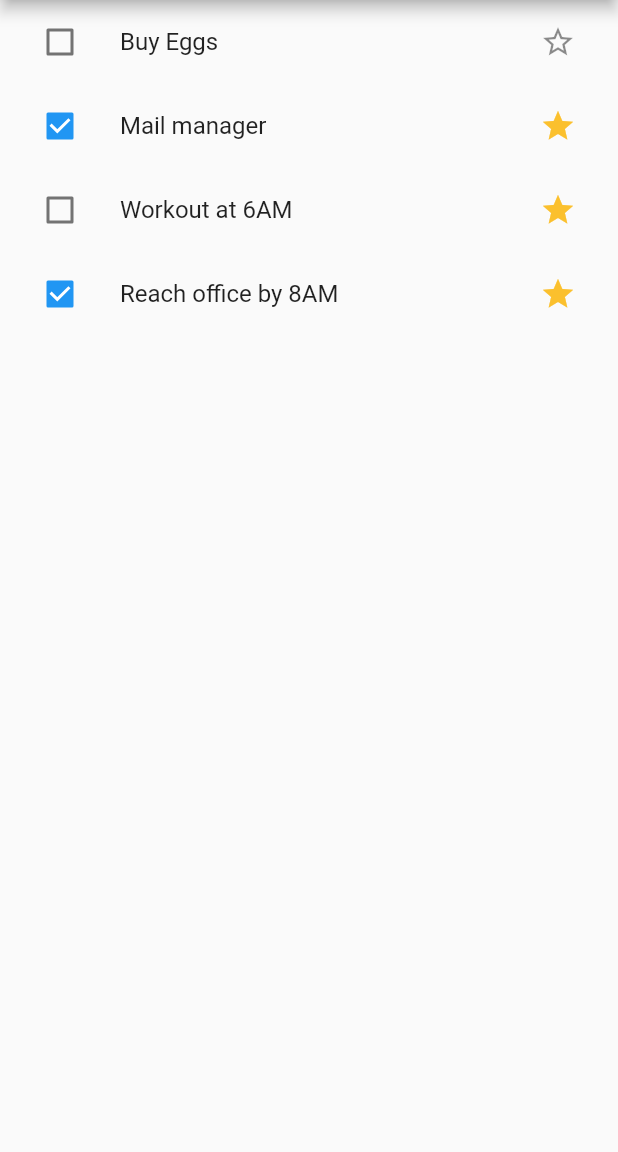
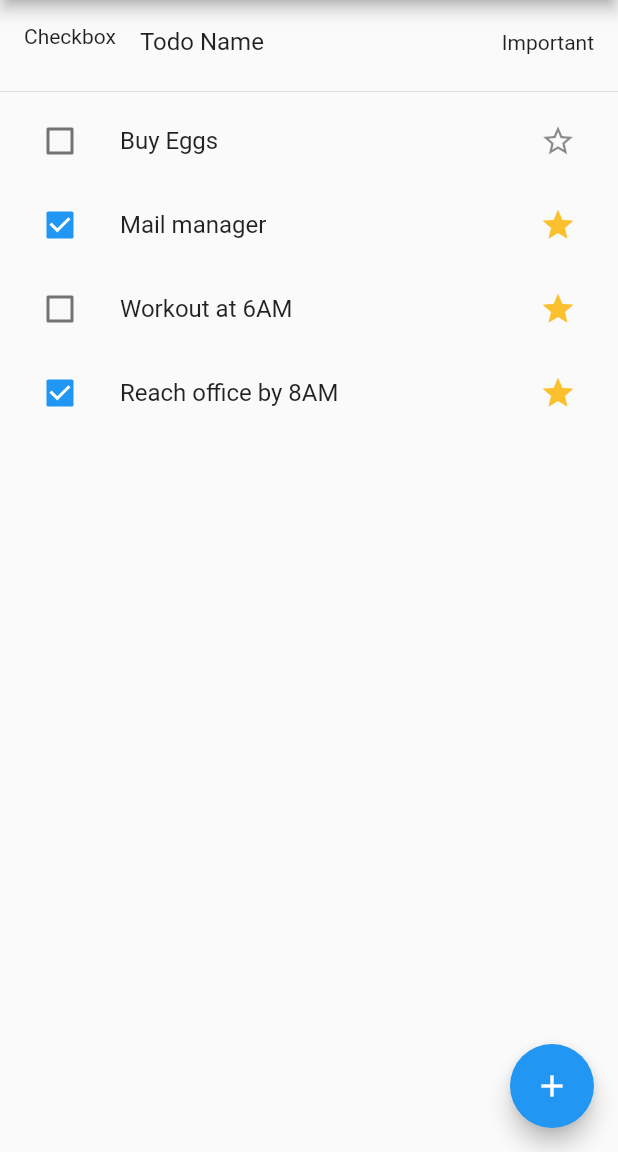
Before and after one commit to vijayboosa/things_todo_class, a Flutter app: the screen it shows after launch, on a phone screen of 412 x 824 dp, the part 84-1236 px from its top. Run offline on Flutter 3.47's test engine with Material 2 defaults, Android fonts, the phone set to English and light mode, and no system bars.

Commit message:
User can add todos 21

```diff
--- a/lib/main.dart
+++ b/lib/main.dart
@@ -13,9 +13,7 @@ class MyApp extends StatelessWidget {
     return MaterialApp(
       title: 'Flutter Demo',
       theme: ThemeData(
-
         primarySwatch: Colors.blue,
-
         visualDensity: VisualDensity.adaptivePlatformDensity,
       ),
       home: MyHomePage(),
@@ -34,13 +32,31 @@ class _MyHomePageState extends State<MyHomePage> {
   @override
   Widget build(BuildContext context) {
     return Scaffold(
-//      floatingActionButton: Floating,
+      floatingActionButton: FloatingActionButton(
+        onPressed: () {
+          Navigator.of(context).push(
+            MaterialPageRoute(
+                builder: (ctx) => AddTodoScreen(
+                      homePageSetState: setState,
+                    )),
+          );
+        },
+        child: Icon(Icons.add),
+      ),
       appBar: AppBar(
         backgroundColor: Colors.green,
         title: Text('Things-Todo'),
       ),
       body: Column(
-        children: listOfTodos.map((e) => todoCard(e)).toList(),
+        children: [
+          ListTile(
+            leading: Text('Checkbox'),
+            title: Text('Todo Name'),
+            trailing: Text('Important'),
+          ),
+          Divider(height: 10.0,),
+          ...listOfTodos.map((e) => todoCard(e)).toList(),
+        ],
       ),
     );
   }
```
Also changed, not shown: lib/screens/add_todo_screen.dart (+30 -3 lines). Lines whose indentation alone changed are shown as unchanged.
